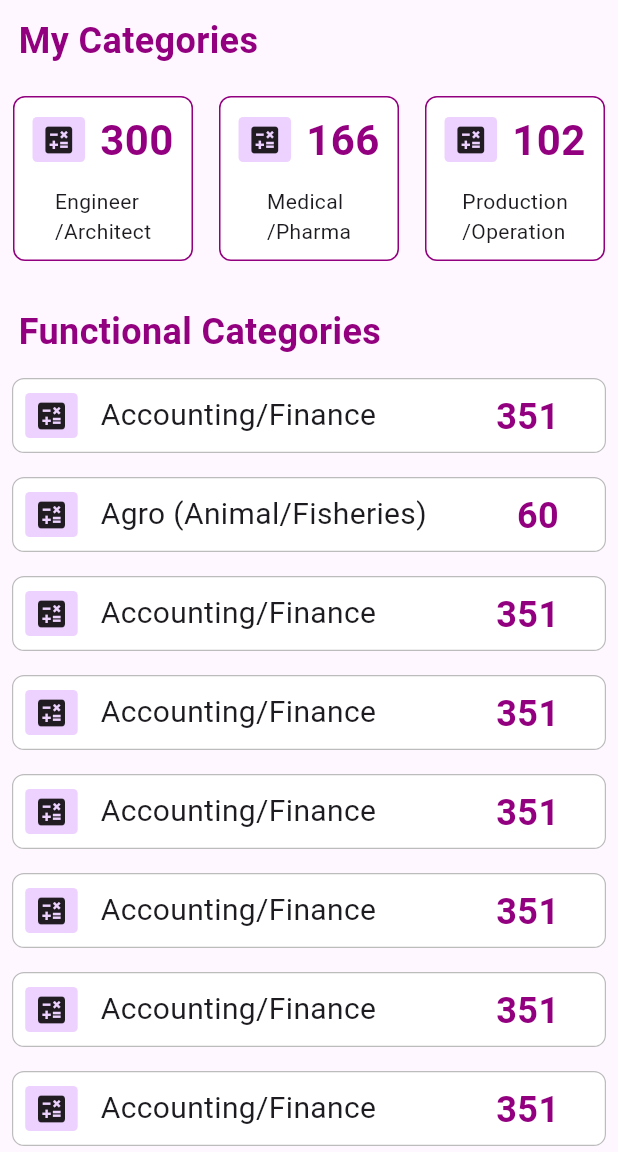
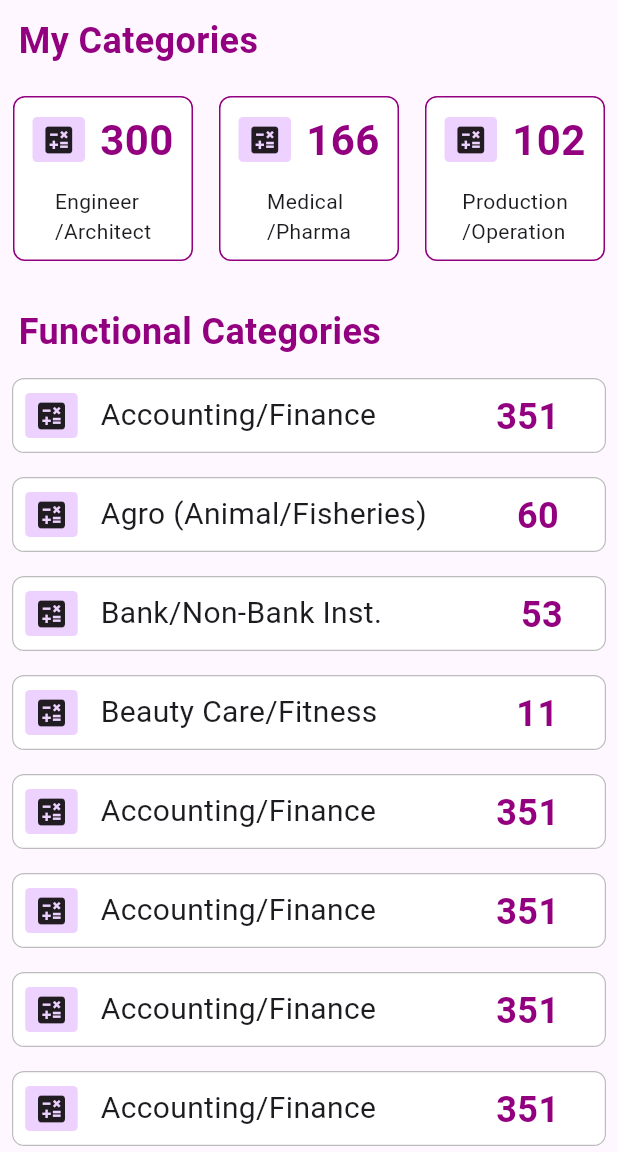
Before and after one commit to ArifHossain123/bd_job_categories, a Flutter app: the screen it shows after launch, on a phone screen of 412 x 824 dp, the part 84-1236 px from its top. Run offline on Flutter 3.47's test engine with Material 3 defaults, Android fonts, the phone set to English and light mode, and no system bars.

Commit message:
Functional Categories

```diff
--- a/lib/main.dart
+++ b/lib/main.dart
@@ -359,15 +359,16 @@ class BdJobCategories extends StatelessWidget {
                 ),
               ),
             ),
-           Padding(
+            Padding(
               padding: const EdgeInsets.all(8),
               child: Container(
                 height: 50,
                 decoration: BoxDecoration(
                   color: Colors.white,
                   border: Border.all(
-                      width: .8,
-                      color: const Color.fromARGB(255, 188, 188, 188)),
+                    width: .8,
+                    color: const Color.fromARGB(255, 188, 188, 188),
+                  ),
                   borderRadius: BorderRadius.circular(8),
                 ),
                 child: Row(
@@ -390,7 +391,7 @@ class BdJobCategories extends StatelessWidget {
                             width: 10,
                           ),
                           const Text(
-                            ' Accounting/Finance',
+                            ' Bank/Non-Bank Inst.',
                             style: TextStyle(
                               fontSize: 20,
                             ),
@@ -401,7 +402,7 @@ class BdJobCategories extends StatelessWidget {
                           const Row(
                             children: [
                               Text(
-                                '351',
+                                '  53',
                                 style: TextStyle(
                                   color: Color.fromARGB(255, 147, 0, 127),
                                   fontSize: 24,
@@ -448,7 +449,7 @@ class BdJobCategories extends StatelessWidget {
                             width: 10,
                           ),
                           const Text(
-                            ' Accounting/Finance',
+                            ' Beauty Care/Fitness',
                             style: TextStyle(
                               fontSize: 20,
                             ),
@@ -459,7 +460,7 @@ class BdJobCategories extends StatelessWidget {
                           const Row(
                             children: [
                               Text(
-                                '351',
+                                '  11',
                                 style: TextStyle(
                                   color: Color.fromARGB(255, 147, 0, 127),
                                   fontSize: 24,
```
